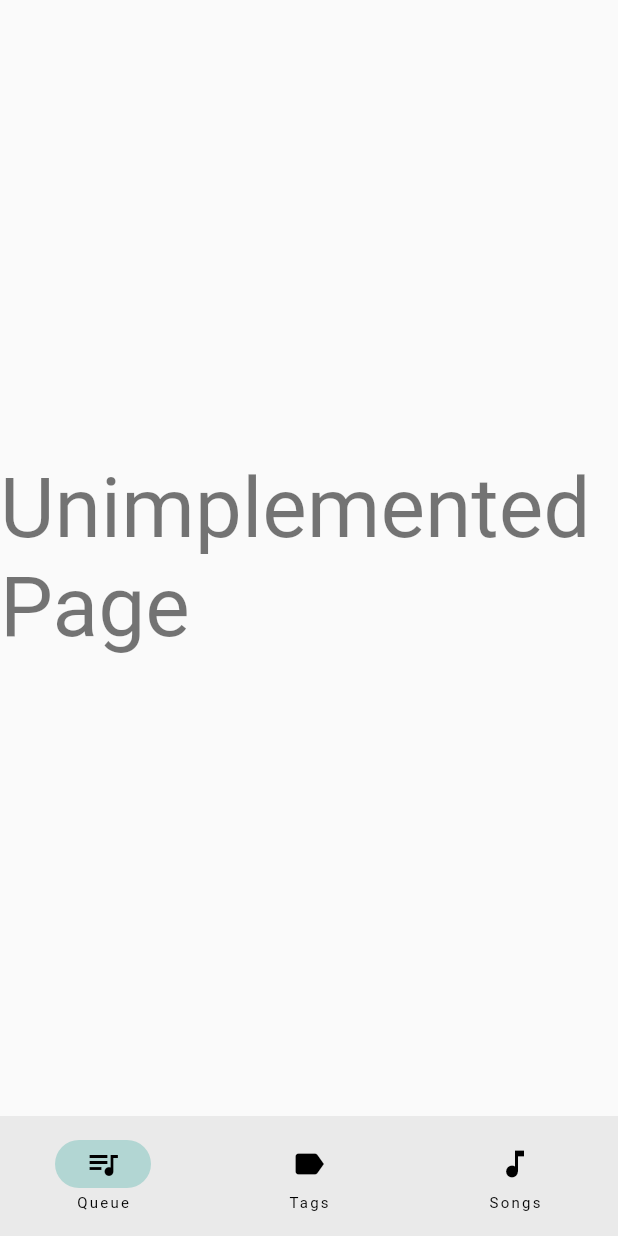
After one commit to LNicoF/Taggify, a Flutter app: the screen it shows after launch, on a phone screen of 412 x 824 dp. The commit adds this screen. Run offline on Flutter 3.47's test engine with Material 2 defaults, Android fonts, the phone set to English and light mode, and no system bars; project files that could hold a hidden picture were left out.

Commit message:
refactored basic page setup

```diff
--- a/lib/app.dart
+++ b/lib/app.dart
@@ -1,7 +1,9 @@
 import 'package:flutter/material.dart';
 import 'package:taggify/model/song_repository.dart';
 import 'package:taggify/model/tag_repository.dart';
-import 'package:taggify/tab.dart';
+import 'package:taggify/queue_page.dart';
+import 'package:taggify/songs_page.dart';
+import 'package:taggify/tags_page.dart';
 
 class App extends StatefulWidget {
   final SongRepository _songRepository ;
@@ -18,48 +20,54 @@ class App extends StatefulWidget {
 }
 
 class _AppState extends State<App> {
-  int selectedIndex = 0 ;
+  int _tabIndex = 0 ;
 
-  final _tabs = const < TabStructure >[
-    // Queue
-    TabStructure(
-      label: 'Home',
-      icon: Icon( Icons.queue_music ),
-      body: Text( 'Queue' ),
-    ),
-
-    // Tags
-    TabStructure(
-      label: 'Tags',
-      icon: Icon( Icons.label ),
-      body: Text( 'Tags' ),
-    ),
-
-    // Songs
-    TabStructure(
-      label: 'Songs',
-      icon: Icon( Icons.music_note ),
-      body: Text( 'Songs' ),
-    ),
+  final _tabs = const < NavigationDestination >[
+    QueuePage.tab,
+    TagsPage.tab,
+    SongsPage.tab,
   ] ;
 
-  late final _navigationBar = NavigationBar(
+  NavigationBar get _navigationBar => NavigationBar(
     destinations: _tabs.map( ( tab ) => NavigationDestination(
       icon: tab.icon,
       label: tab.label,
     ) ).toList(),
+    selectedIndex: _tabIndex,
+    onDestinationSelected: ( i ) { _changeTab( i ) ; },
   ) ;
+
+  late final _pageBuilders = < Widget Function() >[
+    () => QueuePage(
+      navigationBar: _navigationBar,
+    ),
+
+    () => TagsPage(
+      tagRepository: widget._tagRepository,
+      navigationBar: _navigationBar,
+    ),
+
+    () => SongsPage(
+      songRepository: widget._songRepository,
+      navigationBar: _navigationBar,
+    ),
+  ] ;
+
+  void _changeTab( final int newIndex ) {
+    setState(() {
+      _tabIndex = newIndex ;
+    });
+  }
 
   @override
   Widget build(BuildContext context) {
+    final buildPage = _pageBuilders[ _tabIndex ] ;
     return MaterialApp(
       title: 'Flutter Demo',
       theme: ThemeData(
         primarySwatch: Colors.teal,
       ),
-      home: Scaffold(
-        bottomNavigationBar: _navigationBar,
-      ),
+      home: buildPage(),
     );
   }
 }
--- a/lib/framework/repository.dart
+++ b/lib/framework/repository.dart
@@ -1,6 +1,6 @@
 import 'package:uuid/uuid.dart';
 
-import '../framework/json_database.dart';
+import 'json_database.dart';
 
 typedef EntityData = Map< String, dynamic > ;
 
--- /dev/null
+++ b/lib/queue_page.dart
@@ -0,0 +1,27 @@
+import 'package:flutter/material.dart';
+
+class QueuePage extends StatelessWidget {
+  final NavigationBar? _navigationBar ;
+
+  static const tab = NavigationDestination(
+    label: 'Queue',
+    icon: Icon(Icons.queue_music),
+  ) ;
+
+  const QueuePage( {
+    super.key,
+    NavigationBar? navigationBar,
+  } ) : _navigationBar = navigationBar ;
+
+  @override
+  Widget build(BuildContext context) {
+    return Scaffold(
+      bottomNavigationBar: _navigationBar,
+      body: Center(
+        child: Text( 'Unimplemented Page',
+          style: Theme.of( context ).textTheme.displayMedium!
+        )
+      )
+    ) ;
+  }
+}
--- a/lib/tab.dart
+++ /dev/null
@@ -1,13 +0,0 @@
-import 'package:flutter/material.dart';
-
-class TabStructure {
-  final String label ;
-  final Icon   icon ;
-  final Widget body ;
-
-  const TabStructure( {
-    required this.label,
-    required this.icon,
-    required this.body
-  } );
-}
```
Also changed, not shown: lib/song_list_page.dart (deleted, +0 -90 lines), lib/songs_page.dart (added, +108 -0 lines), lib/tags_page.dart (renamed from lib/tags_list_page.dart, +17 -7 lines), 1 other file.
